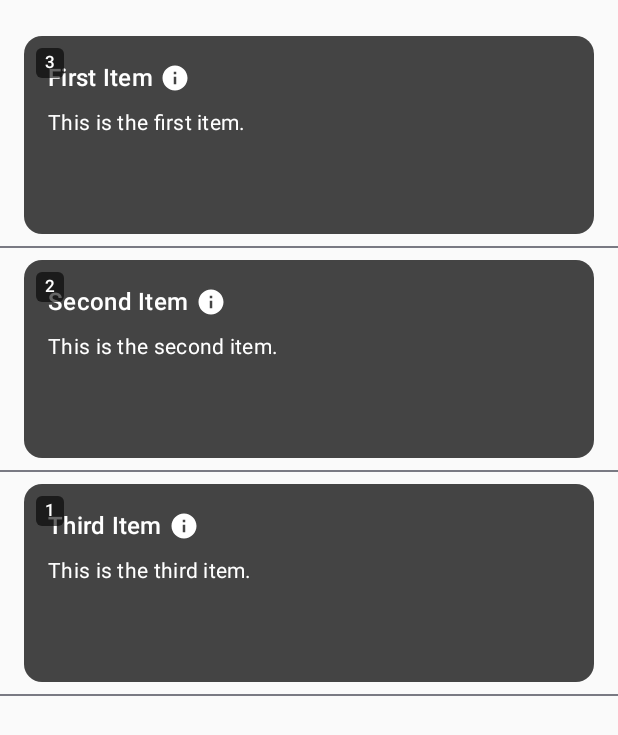
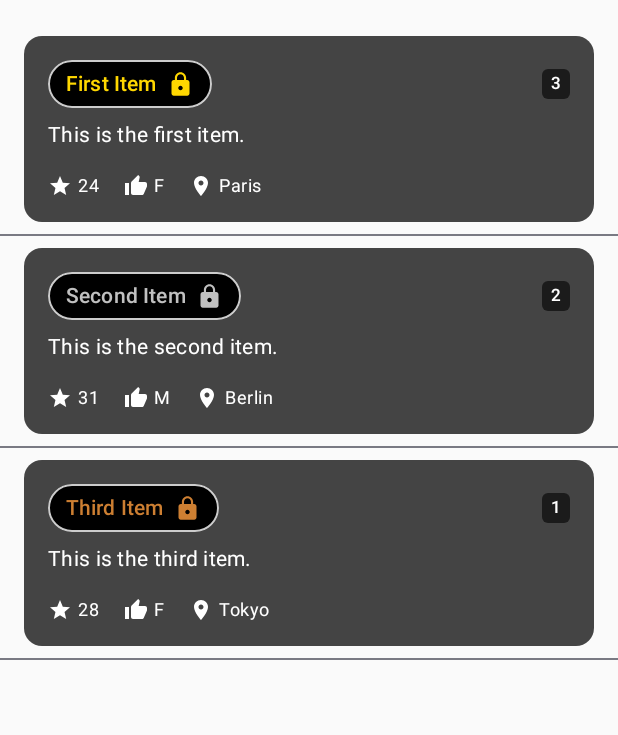
Before and after one commit to YlliElshani/two-cents-api-test, an Android app built with Jetpack Compose: the screen it shows after launch (MainActivity), on a phone screen of 412 x 824 dp. Shown: the top 735 px of the screen. Run offline under Robolectric (Android 15) with nearby library versions, the phone set to English and light mode, and no system bars; our stand-ins replace Dagger/Hilt's generated code.

Commit message:
initial card ui

```diff
--- a/app/src/main/java/com/yllielshani/twocentsdemo/data/api/FakeApiService.kt
+++ b/app/src/main/java/com/yllielshani/twocentsdemo/data/api/FakeApiService.kt
@@ -1,6 +1,8 @@
 package com.yllielshani.twocentsdemo.data.api
 
+import com.yllielshani.twocentsdemo.data.enums.Tier
 import com.yllielshani.twocentsdemo.data.model.ItemDto
+import com.yllielshani.twocentsdemo.data.model.PosterInfo
 import kotlinx.coroutines.delay
 import javax.inject.Inject
 import javax.inject.Singleton
@@ -10,9 +12,27 @@ class FakeItemApiService @Inject constructor() : ApiService {
     override suspend fun getItems(): List<ItemDto> {
         delay(2000)
         return listOf(
-            ItemDto(1, "First Item", "This is the first item."),
-            ItemDto(2, "Second Item", "This is the second item."),
-            ItemDto(3, "Third Item", "This is the third item.")
+            ItemDto(
+                id = 1,
+                title = "First Item",
+                description = "This is the first item.",
+                tier = Tier.Gold,
+                posterInfo = PosterInfo(age = 24, gender = "F", location = "Paris", 23423)
+            ),
+            ItemDto(
+                id = 2,
+                title = "Second Item",
+                description = "This is the second item.",
+                tier = Tier.Silver,
+                posterInfo = PosterInfo(age = 31, gender = "M", location = "Berlin",120)
+            ),
+            ItemDto(
+                id = 3,
+                title = "Third Item",
+                description = "This is the third item.",
+                tier = Tier.Bronze,
+                posterInfo = PosterInfo(age = 28, gender = "F", location = "Tokyo",1000000)
+            )
         )
     }
 }
--- /dev/null
+++ b/app/src/main/java/com/yllielshani/twocentsdemo/data/enums/Tier.kt
@@ -0,0 +1,5 @@
+package com.yllielshani.twocentsdemo.data.enums
+
+enum class Tier {
+    Gold, Silver, Bronze
+}
--- a/app/src/main/java/com/yllielshani/twocentsdemo/data/model/ItemDto.kt
+++ b/app/src/main/java/com/yllielshani/twocentsdemo/data/model/ItemDto.kt
@@ -1,7 +1,11 @@
 package com.yllielshani.twocentsdemo.data.model
+
+import com.yllielshani.twocentsdemo.data.enums.Tier
 
 data class ItemDto (
     val id: Int,
     val title: String,
-    val description: String
+    val description: String,
+    val tier: Tier,
+    val posterInfo: PosterInfo
 )
--- /dev/null
+++ b/app/src/main/java/com/yllielshani/twocentsdemo/data/model/UserInfoDto.kt
@@ -0,0 +1,8 @@
+package com.yllielshani.twocentsdemo.data.model
+
+data class PosterInfo(
+    val age: Int,
+    val gender: String,
+    val location: String,
+    val assetCount: Int
+)
--- a/app/src/main/java/com/yllielshani/twocentsdemo/presentation/items/ItemCard.kt
+++ b/app/src/main/java/com/yllielshani/twocentsdemo/presentation/items/ItemCard.kt
@@ -1,19 +1,37 @@
 package com.yllielshani.twocentsdemo.presentation.items
 
+import androidx.compose.animation.core.LinearEasing
+import androidx.compose.animation.core.RepeatMode
+import androidx.compose.animation.core.animateFloat
+import androidx.compose.animation.core.infiniteRepeatable
+import androidx.compose.animation.core.rememberInfiniteTransition
+import androidx.compose.animation.core.tween
 import androidx.compose.foundation.background
+import androidx.compose.foundation.border
 import androidx.compose.foundation.clickable
 import androidx.compose.foundation.layout.*
 import androidx.compose.foundation.shape.RoundedCornerShape
 import androidx.compose.material3.*
 import androidx.compose.material.icons.Icons
 import androidx.compose.material.icons.filled.Info
+import androidx.compose.material.icons.filled.Lock
+import androidx.compose.material.icons.filled.Place
+import androidx.compose.material.icons.filled.Star
+import androidx.compose.material.icons.filled.ThumbUp
 import androidx.compose.runtime.Composable
+import androidx.compose.runtime.getValue
 import androidx.compose.ui.Alignment
 import androidx.compose.ui.Modifier
+import androidx.compose.ui.draw.drawWithCache
+import androidx.compose.ui.geometry.Offset
+import androidx.compose.ui.graphics.BlendMode
+import androidx.compose.ui.graphics.Brush
 import androidx.compose.ui.graphics.Color
 import androidx.compose.ui.graphics.vector.ImageVector
 import androidx.compose.ui.unit.dp
+import com.yllielshani.twocentsdemo.data.enums.Tier
 import com.yllielshani.twocentsdemo.data.model.ItemDto
+import com.yllielshani.twocentsdemo.data.model.PosterInfo
 
 @Composable
 fun ItemCard(
@@ -22,71 +40,88 @@ fun ItemCard(
     onClick: () -> Unit,
     modifier: Modifier = Modifier
 ) {
-    Box(
-        modifier
+    Card(
+        modifier = modifier
             .fillMaxWidth()
             .padding(horizontal = 16.dp, vertical = 8.dp)
-            .clickable(onClick = onClick)
-    ) {
-        Card(
+            .clickable(onClick = onClick),
         shape = RoundedCornerShape(12.dp),
-            colors = CardDefaults.cardColors(containerColor = Color.DarkGray),
-            modifier = Modifier.fillMaxWidth()
+        colors = CardDefaults.cardColors(containerColor = Color.DarkGray)
     ) {
         Column(Modifier.padding(16.dp)) {
             Row(
-                    Modifier
-                        .fillMaxWidth(),
+                Modifier.fillMaxWidth(),
                 horizontalArrangement = Arrangement.SpaceBetween,
-                    verticalAlignment = Alignment.Top
+                verticalAlignment = Alignment.CenterVertically
             ) {
-                    IconTextRow(
-                        text = item.title,
-                        icon = Icons.Default.Info,
-                        contentDescription = null
-                    )
+                IconTextRow(tier = item.tier, label = item.title)
+                NumberBadge(number = number)
             }
             Spacer(Modifier.height(8.dp))
-                Text(
-                    text = item.description,
-                    style = MaterialTheme.typography.bodyMedium,
-                    color = Color.White
-                )
+            Text(item.description, style = MaterialTheme.typography.bodyMedium, color = Color.White)
             Spacer(Modifier.height(8.dp))
-                PlaceholderComposable(Modifier.fillMaxWidth())
+            PlaceholderComposable(poster = item.posterInfo)
         }
-        }
-        NumberBadge(
-            number = number,
-            modifier = Modifier
-                .align(Alignment.TopStart)
-                .offset(x = 8.dp, y = 8.dp)
-        )
     }
 }
 
 @Composable
 fun IconTextRow(
-    text: String,
-    icon: ImageVector,
-    contentDescription: String?,
+    tier: Tier,
+    label: String,
     modifier: Modifier = Modifier
 ) {
+    val shimmerColor = Color.White.copy(alpha = 0.4f)
+    val borderColor = Color.LightGray
+    val backgroundColor = Color.Black
+    val cornerRadius = 32.dp
+
+    val shimmerTranslate = rememberInfiniteTransition(label = "")
+    val shimmerOffset by shimmerTranslate.animateFloat(
+        initialValue = 0f,
+        targetValue = 1000f,
+        animationSpec = infiniteRepeatable(
+            animation = tween(durationMillis = 1200, easing = LinearEasing),
+            repeatMode = RepeatMode.Restart
+        ), label = ""
+    )
+
+    val shimmerBrush = Brush.linearGradient(
+        colors = listOf(Color.Transparent, shimmerColor, Color.Transparent),
+        start = Offset.Zero,
+        end = Offset(x = shimmerOffset, y = shimmerOffset)
+    )
+
+    val textColor = when (tier) {
+        Tier.Gold -> Color(0xFFFFD700)
+        Tier.Silver -> Color(0xFFC0C0C0)
+        Tier.Bronze -> Color(0xFFCD7F32)
+    }
+
     Row(
-        modifier = modifier,
+        modifier = modifier
+            .background(backgroundColor, RoundedCornerShape(cornerRadius))
+            .border(1.dp, borderColor, RoundedCornerShape(cornerRadius))
+            .drawWithCache {
+                onDrawWithContent {
+                    drawContent()
+                    drawRect(shimmerBrush, blendMode = BlendMode.SrcOver)
+                }
+            }
+            .padding(horizontal = 12.dp, vertical = 6.dp),
         verticalAlignment = Alignment.CenterVertically,
-        horizontalArrangement = Arrangement.spacedBy(4.dp)
+        horizontalArrangement = Arrangement.spacedBy(6.dp)
     ) {
         Text(
-            text = text,
-            style = MaterialTheme.typography.titleMedium,
-            color = Color.White
+            text = label,
+            style = MaterialTheme.typography.titleSmall,
+            color = textColor
         )
         Icon(
-            imageVector = icon,
-            contentDescription = contentDescription,
-            tint = Color.White,
-            modifier = Modifier.size(20.dp)
+            imageVector = Icons.Default.Lock,
+            contentDescription = "Tier Icon",
+            tint = textColor,
+            modifier = Modifier.size(18.dp)
         )
     }
 }
@@ -106,7 +141,46 @@ fun NumberBadge(
     )
 }
 
+
 @Composable
-fun PlaceholderComposable(modifier: Modifier = Modifier) {
-    Box(modifier.height(40.dp))
+fun PlaceholderComposable(
+    poster: PosterInfo,
+    modifier: Modifier = Modifier
+) {
+    Row(
+        modifier = modifier
+            .fillMaxWidth()
+            .padding(top = 8.dp),
+        horizontalArrangement = Arrangement.spacedBy(16.dp),
+        verticalAlignment = Alignment.CenterVertically
+    ) {
+        InfoItem(icon = Icons.Default.Star, text = poster.age.toString())
+        InfoItem(icon = Icons.Default.ThumbUp, text = poster.gender)
+        InfoItem(icon = Icons.Default.Place, text = poster.location)
     }
+}
+
+@Composable
+private fun InfoItem(
+    icon: ImageVector,
+    text: String,
+    modifier: Modifier = Modifier
+) {
+    Row(
+        modifier = modifier,
+        verticalAlignment = Alignment.CenterVertically,
+        horizontalArrangement = Arrangement.spacedBy(4.dp)
+    ) {
+        Icon(
+            imageVector = icon,
+            contentDescription = null,
+            tint = Color.White,
+            modifier = Modifier.size(16.dp)
+        )
+        Text(
+            text = text,
+            style = MaterialTheme.typography.bodySmall,
+            color = Color.White
+        )
+    }
+}
--- a/app/src/main/java/com/yllielshani/twocentsdemo/presentation/items/ItemsScreen.kt
+++ b/app/src/main/java/com/yllielshani/twocentsdemo/presentation/items/ItemsScreen.kt
@@ -13,6 +13,8 @@ import androidx.compose.ui.tooling.preview.Preview
 import androidx.compose.ui.unit.dp
 import com.yllielshani.twocentsdemo.data.model.ItemDto
 import androidx.hilt.navigation.compose.hiltViewModel
+import com.yllielshani.twocentsdemo.data.enums.Tier
+import com.yllielshani.twocentsdemo.data.model.PosterInfo
 
 @Composable
 fun HomeScreen(
@@ -43,11 +45,13 @@ fun HomeScreen(
 
         is HomeUiState.Success -> {
             val list = (uiState as HomeUiState.Success).items
-            LazyColumn(Modifier.fillMaxSize(),
+            LazyColumn(
+                Modifier.fillMaxSize(),
                 contentPadding = PaddingValues(
                     top = 16.dp,
                     bottom = 16.dp
-                )) {
+                )
+            ) {
                 itemsIndexed(list) { index, item ->
                     ItemCard(
                         number = list.size - index,
@@ -91,8 +95,14 @@ fun Preview_HomeScreen_Success() {
     HomeScreen(
         uiState = HomeUiState.Success(
             listOf(
-                ItemDto(1, "A", "Alpha"),
-                ItemDto(2, "B", "Beta")
+                ItemDto(
+                    1, "A", "Alpha", Tier.Silver,
+                    posterInfo = PosterInfo(age = 24, gender = "F", location = "Paris", 23423)
+                ),
+                ItemDto(
+                    2, "B", "Beta", Tier.Gold,
+                    posterInfo = PosterInfo(age = 24, gender = "F", location = "Paris", 23423)
+                )
             )
         ),
         onRetry = {}
```
Lines whose indentation alone changed are shown as unchanged.
